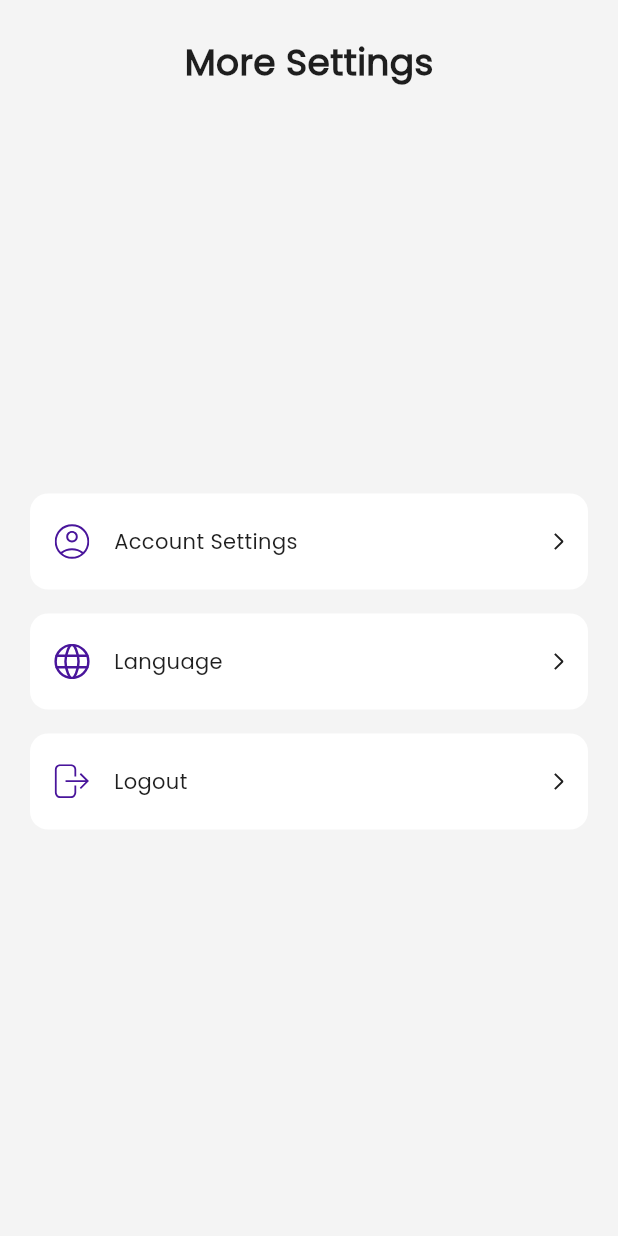
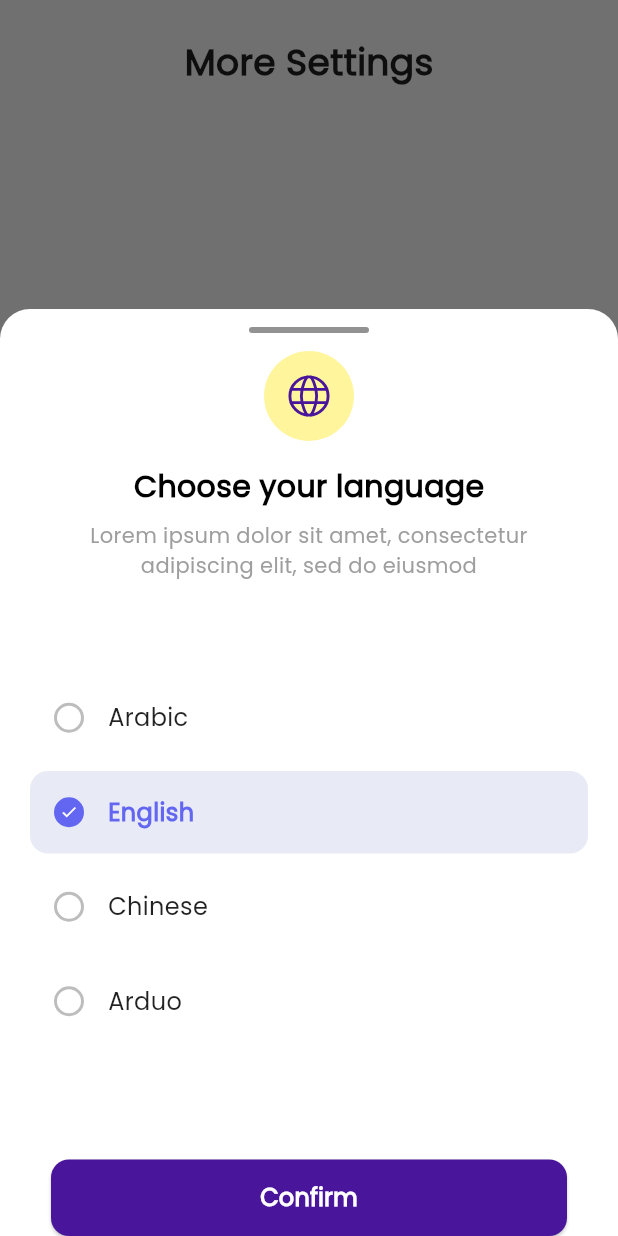
Before and after one commit to AhmedAly555/zony, a Flutter app: the MoreScreen screen opened directly, after a tap on "Language", on a phone screen of 412 x 824 dp. Run offline on Flutter 3.47's test engine with Material 3 defaults, Android fonts, the phone set to English and light mode, and no system bars; our stand-ins replace flutter_svg, fluttertoast, shared_preferences; accounts and stored records are empty; project files that could hold a hidden picture were left out.

Commit message:
Add Account Settings screen and language selection functionality

```diff
--- a/lib/main.dart
+++ b/lib/main.dart
@@ -25,9 +25,9 @@ class MyApp extends StatelessWidget {
       ),
       //home: const LoginScreen(),
       //home: const SelectLoginScreen(),
-      //home: const MainHomeScreen(),
+      home: const MainHomeScreen(),
       //home: const ChangePasswordScreen(),
-      home: const OTPScreen(),
+      //home: const OTPScreen(),
     );
   }
 }
--- a/lib/modules/couriers/views/screens/main_home/screen/account_settings.screen.dart
+++ b/lib/modules/couriers/views/screens/account_settings.screen.dart
@@ -3,8 +3,7 @@ import 'package:flutter_svg/svg.dart';
 
 import '../../../../../../views/widgets/default_text_filed.dart';
 import '../../../../../../views/widgets/template_app_scaffold.widget.dart';
-import '../../../../../auth/widgets/custom_login_button.widget.dart';
-import '../../../../../auth/widgets/username_text_field.widget.dart';
+
 
 class AccountSettingsScreen extends StatelessWidget {
   final TextEditingController _nameController = TextEditingController();
--- a/lib/modules/couriers/views/screens/main_home/screen/more.screen.dart
+++ b/lib/modules/couriers/views/screens/main_home/screen/more.screen.dart
@@ -1,15 +1,62 @@
 import 'package:flutter/material.dart';
 import 'package:zony/services/navigator.services/app_navigator.services.dart';
 
+import '../../../../../../services/size_config.dart';
 import '../../../../../../views/widgets/template_app_scaffold.widget.dart';
 import '../../../widgets/coustome_row_more_screen.widget.dart';
-import 'account_settings.screen.dart';
+import '../../../widgets/language_sheet.dart';
+import '../../account_settings.screen.dart';
 
-class MoreScreen extends StatelessWidget {
+class MoreScreen extends StatefulWidget {
   const MoreScreen({super.key});
 
   @override
+  State<MoreScreen> createState() => _MoreScreenState();
+}
+
+class _MoreScreenState extends State<MoreScreen> {
+  String currentLanguage = 'English';
+
+  void showLanguageBottomSheet() {
+    showModalBottomSheet(
+      context: context,
+      isScrollControlled: true,
+      isDismissible: true,
+      enableDrag: true,
+      backgroundColor: Colors.transparent,
+      builder: (context) {
+        SizeConfig.init(context);
+        return Container(
+          constraints: BoxConstraints(
+            maxHeight: SizeConfig.heightPercent(0.75),
+            minHeight: SizeConfig.heightPercent(0.65),
+          ),
+          child: IntrinsicHeight(
+            child: LanguageBottomSheet(),
+          ),
+        );
+      },
+      /*=> DraggableScrollableSheet(
+        initialChildSize: 0.7,
+        minChildSize: 0.7,
+        maxChildSize: 0.9,
+        expand: false,
+        builder: (context, scrollController) => LanguageBottomSheet(),
+      ),*/
+    ).then((selectedLang) {
+      // selectedLang contains the selected language
+      if (selectedLang != null) {
+        setState(() {
+          currentLanguage = selectedLang;
+        });
+        print('Selected Language: $selectedLang');
+      }
+    });
+  }
+
+  @override
   Widget build(BuildContext context) {
+
     return TemplateAppScaffold(
       body: Column(
         children: [
@@ -38,7 +85,8 @@ class MoreScreen extends StatelessWidget {
             iconPath: 'assets/svgs/svg_language.svg',
             title: 'Language',
             onTap: () {
-              // Navigate to Language Settings
+
+              showLanguageBottomSheet();
             },
           ),
           const SizedBox(height: 16),
--- /dev/null
+++ b/lib/modules/couriers/views/widgets/language_sheet.dart
@@ -0,0 +1,160 @@
+import 'package:flutter/material.dart';
+import 'package:flutter_svg/svg.dart';
+
+import '../../../auth/widgets/custom_login_button.widget.dart';
+
+class LanguageBottomSheet extends StatefulWidget {
+  const LanguageBottomSheet({super.key});
+
+  @override
+  State<LanguageBottomSheet> createState() => _LanguageBottomSheetState();
+}
+
+class _LanguageBottomSheetState extends State<LanguageBottomSheet> {
+  String selectedLanguage = 'English';
+
+  final List<String> languages = ['Arabic', 'English', 'Chinese', 'Arduo'];
+
+  @override
+  Widget build(BuildContext context) {
+    return Container(
+      decoration: const BoxDecoration(
+        color: Colors.white,
+        borderRadius: BorderRadius.only(
+          topLeft: Radius.circular(20),
+          topRight: Radius.circular(20),
+        ),
+      ),
+      child: Column(
+        mainAxisSize: MainAxisSize.min,
+        children: [
+          // Handle bar line
+          Container(
+            margin: const EdgeInsets.only(top: 12, bottom: 12),
+            width: 80,
+            height: 4,
+            decoration: BoxDecoration(
+              color: Color(0xFF929292),
+              borderRadius: BorderRadius.circular(2),
+            ),
+          ),
+
+          // Language icon
+          Container(
+            width: 60,
+            height: 60,
+            padding: const EdgeInsets.all(16),
+            decoration: const BoxDecoration(
+              color: Color(0xFFFFF59D),
+              shape: BoxShape.circle,
+            ),
+            child: SvgPicture.asset(
+              'assets/svgs/svg_language.svg',
+              width: 24,
+              height: 24,
+              color: Color(0xFF49159B),
+
+            ),
+          ),
+
+          const SizedBox(height: 16),
+
+          // Title
+          const Text(
+            'Choose your language',
+            style: TextStyle(
+              fontSize: 20,
+              fontWeight: FontWeight.w600,
+              color: Colors.black,
+            ),
+          ),
+
+          const SizedBox(height: 8),
+
+          // Description
+          const Text(
+            'Lorem ipsum dolor sit amet, consectetur\nadipiscing elit, sed do eiusmod',
+            textAlign: TextAlign.center,
+            style: TextStyle(
+              fontSize: 14,
+              color: Colors.grey,
+              height: 1.4,
+            ),
+          ),
+
+          const SizedBox(height: 60),
+
+          // Language options
+          ...languages.map((language) => Padding(
+            padding: const EdgeInsets.symmetric(horizontal: 20, vertical: 4),
+            child: GestureDetector(
+              onTap: () {
+                setState(() {
+                  selectedLanguage = language;
+                });
+              },
+              child: AnimatedContainer(
+                duration: const Duration(milliseconds: 200),
+                width: double.infinity,
+                padding: const EdgeInsets.all(16),
+                decoration: BoxDecoration(
+                  color: selectedLanguage == language
+                      ? const Color(0xFFE8EAF6)
+                      : Colors.transparent,
+                  borderRadius: BorderRadius.circular(12),
+                ),
+                child: Row(
+                  children: [
+                    AnimatedContainer(
+                      duration: const Duration(milliseconds: 200),
+                      width: 20,
+                      height: 20,
+                      decoration: BoxDecoration(
+                        shape: BoxShape.circle,
+                        border: Border.all(
+                          color: selectedLanguage == language
+                              ? const Color(0xFF6366F1)
+                              : Colors.grey[400]!,
+                          width: 2,
+                        ),
+                        color: selectedLanguage == language
+                            ? const Color(0xFF6366F1)
+                            : Colors.transparent,
+                      ),
+                      child: selectedLanguage == language
+                          ? const Icon(
+                        Icons.check,
+                        size: 12,
+                        color: Colors.white,
+                      )
+                          : null,
+                    ),
+                    const SizedBox(width: 16),
+                    Text(
+                      language,
+                      style: TextStyle(
+                        fontSize: 16,
+                        fontWeight: selectedLanguage == language
+                            ? FontWeight.w600
+                            : FontWeight.w400,
+                        color: selectedLanguage == language
+                            ? const Color(0xFF6366F1)
+                            : Colors.black87,
+                      ),
+                    ),
+                  ],
+                ),
+              ),
+            ),
+          )).toList(),
+
+          const SizedBox(height: 60),
+          Padding(
+            padding: const EdgeInsets.symmetric(horizontal: 24),
+            child: CustomLoginButton(onTap: () {}),
+          ),
+        ],
+      ),
+    );
+  }
+}
```
